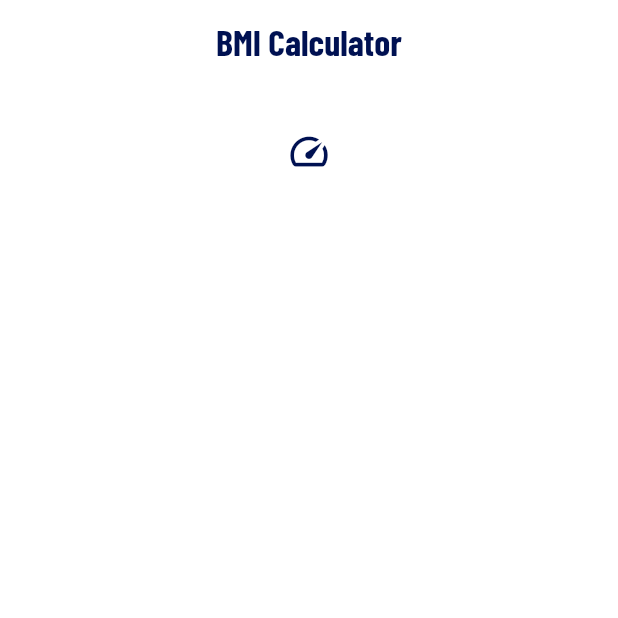
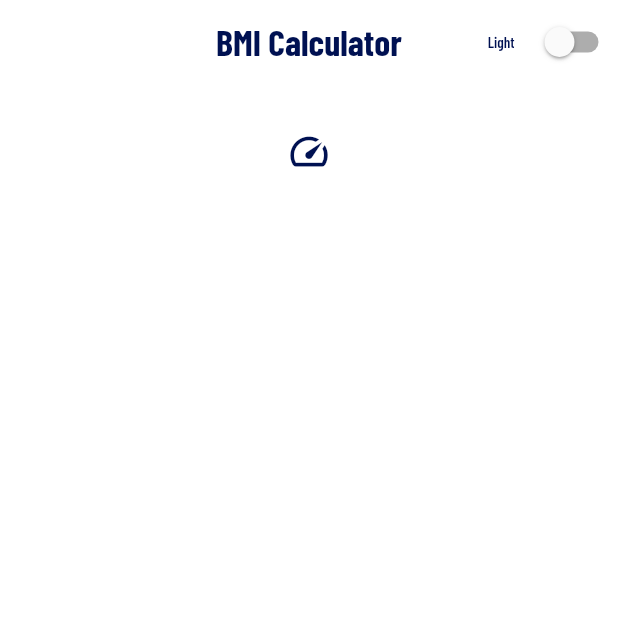
Before and after one commit to Neloy-SWE/BMI-Calculator, a Flutter app: the screen it shows after launch, on a phone screen of 412 x 824 dp, the top half of it. Run offline on Flutter 3.47's test engine with Material 2 defaults, Android fonts, the phone set to English and light mode, and no system bars.

Commit message:
toggle button method set

```diff
--- a/lib/components/custom_toggle_button.dart
+++ b/lib/components/custom_toggle_button.dart
@@ -11,7 +11,8 @@ class MyToggleButton extends StatelessWidget {
 
     return Switch.adaptive(
         value: themeProvider.isDarkMode, onChanged: (value) {
-
+          final changeTheme = Provider.of<ThemeProvider>(context, listen: false);
+          changeTheme.toggleTheme(value);
     },);
   }
 }
--- a/lib/components/my_theme.dart
+++ b/lib/components/my_theme.dart
@@ -34,6 +34,12 @@ class MyTheme {
       ),
       bodyText1: TextStyle(
         fontSize: 16,
+        fontFamily: MyTexts.regular,
+        color: Colors.white,
+      ),
+
+      bodyText2:  TextStyle(
+        fontSize: 10,
         fontFamily: MyTexts.regular,
         color: Colors.white,
       ),
@@ -79,6 +85,11 @@ class MyTheme {
         fontFamily: MyTexts.regular,
         color: MyColors.primaryColor,
       ),
+      bodyText2:  TextStyle(
+        fontSize: 10,
+        fontFamily: MyTexts.regular,
+        color: MyColors.primaryColor,
+      ),
     ),
 
     // icon theme
@@ -90,8 +101,13 @@ class MyTheme {
 }
 
 class ThemeProvider extends ChangeNotifier{
-  ThemeMode themeMode = ThemeMode.dark;
+  ThemeMode themeMode = ThemeMode.system;
 
   bool get isDarkMode => themeMode == ThemeMode.dark;
 
+  void toggleTheme(bool isOn){
+    themeMode = isOn? ThemeMode.dark: ThemeMode.light;
+    notifyListeners();
+  }
+
 }
--- a/lib/main.dart
+++ b/lib/main.dart
@@ -17,10 +17,11 @@ class MyApp extends StatelessWidget {
       onTap: () => FocusManager.instance.primaryFocus?.unfocus(),
       child: ChangeNotifierProvider(
         builder: (context, _) {
+          final themeProvider = Provider.of<ThemeProvider>(context);
           return MaterialApp(
             debugShowCheckedModeBanner: false,
             title: MyTexts.title,
-            themeMode: ThemeMode.system,
+            themeMode: themeProvider.themeMode,
             theme: MyTheme.lightTheme,
             darkTheme: MyTheme.darkTheme,
             home: const SplashScreen(),
--- a/lib/screens/home_page.dart
+++ b/lib/screens/home_page.dart
@@ -1,3 +1,4 @@
+import 'package:bmi_calculator/components/custom_toggle_button.dart';
 import 'package:bmi_calculator/utils/texts.dart';
 import 'package:flutter/material.dart';
 
@@ -14,14 +15,28 @@ class _HomePageState extends State<HomePage> {
     return Scaffold(
       appBar: AppBar(
         title: const Text(MyTexts.bmiCalculator),
+        actions: [
+          Center(
+              child: Text(
+            MediaQuery.of(context).platformBrightness == Brightness.dark
+                ? MyTexts.dark
+                : MyTexts.light,
+            style: Theme.of(context).textTheme.bodyText2,
+          )),
+          const SizedBox(
+            width: 10,
+          ),
+          const MyToggleButton(),
+        ],
       ),
-
       body: ListView(
-        padding: const EdgeInsets.only(top: 30, left: 15, right: 15, bottom: 80),
+        padding:
+            const EdgeInsets.only(top: 30, left: 15, right: 15, bottom: 80),
         children: [
-          const Icon(Icons.speed_outlined, size: 30,),
-
-
+          const Icon(
+            Icons.speed_outlined,
+            size: 30,
+          ),
         ],
       ),
     );
--- a/lib/utils/texts.dart
+++ b/lib/utils/texts.dart
@@ -5,4 +5,6 @@ class MyTexts {
   static const String welcome = "Welcome";
   static const String bmiCalculator = "BMI Calculator";
   static const String bmiTitle = "Calculate your body mass index";
+  static const String light = "Light";
+  static const String dark = "Dark";
 }
```
